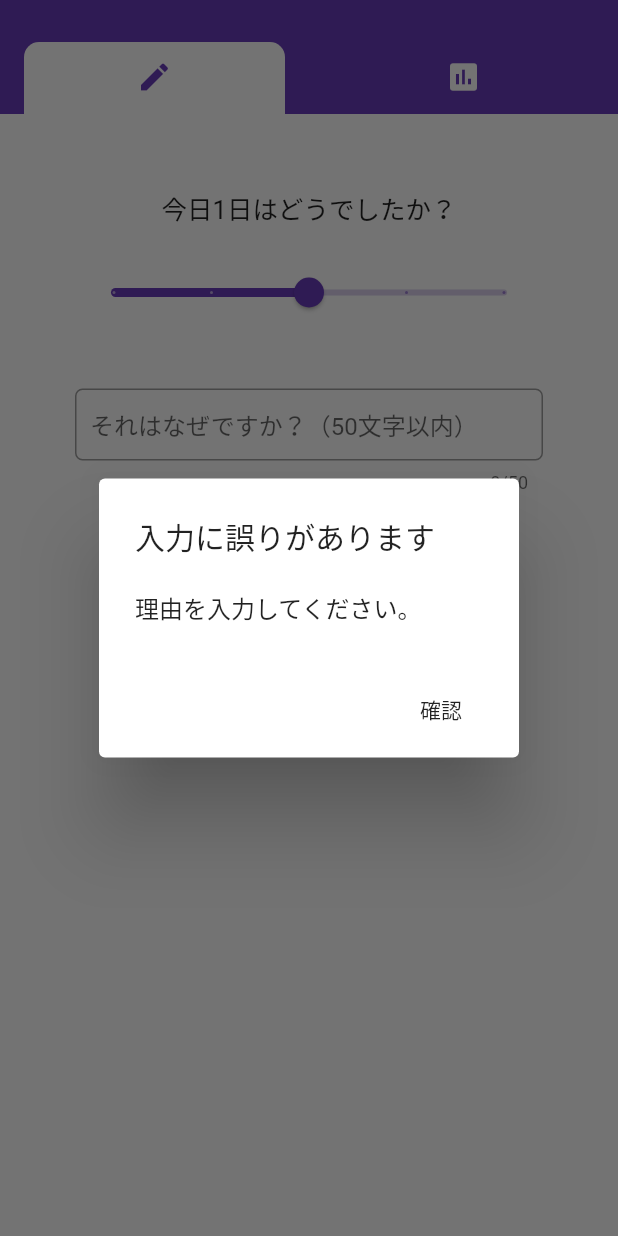
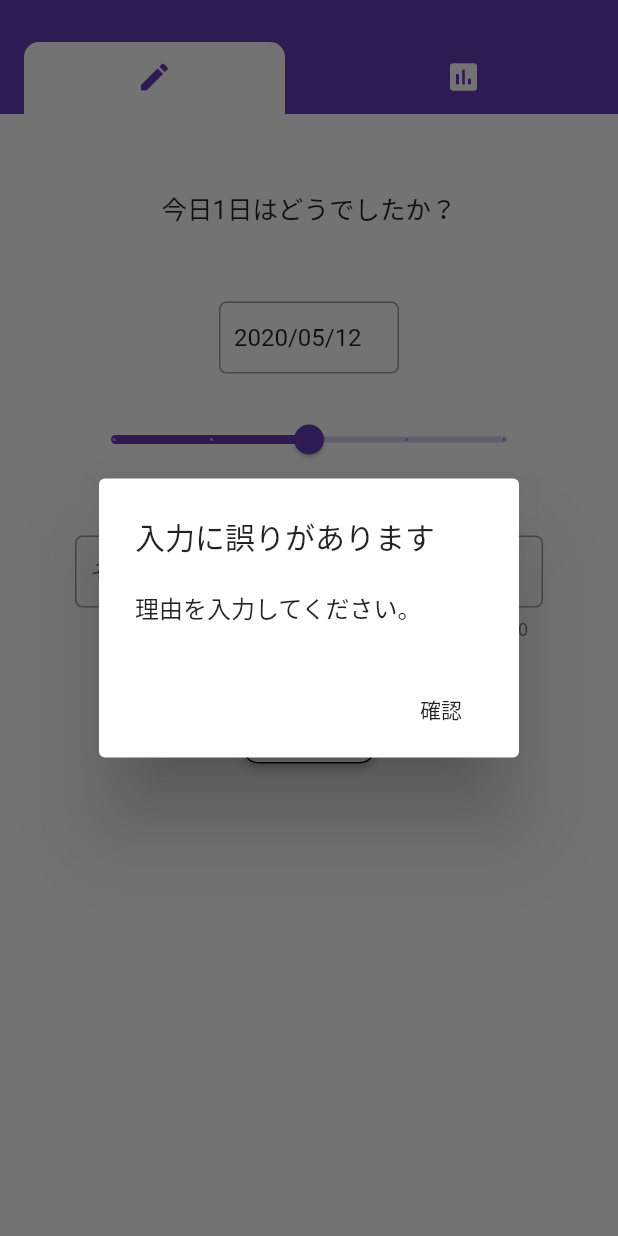
Before and after one commit to h-tko/kokolog, a Flutter app: the screen it shows after launch, after a tap on "登録", on a phone screen of 412 x 824 dp. Run offline on Flutter 3.47's test engine with Material 2 defaults, Android fonts, the phone set to English and light mode, and no system bars; our stand-ins replace charts_flutter, sqflite; accounts and stored records are empty.

Commit message:
日付選択可能に

```diff
--- /dev/null
+++ b/lib/extension/datetime_ext.dart
@@ -0,0 +1,8 @@
+import 'package:intl/intl.dart';
+
+extension DateTimeExt on DateTime {
+  String formattedString({String format: "yyyy/MM/dd"}) {
+    var formatter = DateFormat(format, "ja_JP");
+    return formatter.format(this);
+  }
+}
--- a/lib/main.dart
+++ b/lib/main.dart
@@ -1,6 +1,7 @@
 import 'package:flutter/material.dart';
 import 'package:kokolog/config/colors.dart';
 import 'package:kokolog/ui/home/home.dart';
+import 'package:intl/date_symbol_data_local.dart';
 
 void main() => runApp(KokologApp());
 
@@ -8,6 +9,8 @@ class KokologApp extends StatelessWidget {
   // This widget is the root of your application.
   @override
   Widget build(BuildContext context) {
+    initializeDateFormatting();
+
     return MaterialApp(
       home: Home(),
       title: 'ココログ',
--- a/lib/ui/home/tab_item/regist.dart
+++ b/lib/ui/home/tab_item/regist.dart
@@ -1,15 +1,21 @@
 import 'package:flutter/material.dart';
 import 'package:kokolog/config/colors.dart';
 import 'package:kokolog/model/kokoro_enum.dart';
+import 'package:kokolog/ui/components/date_picker.dart';
 import 'package:kokolog/view_model/regist_view_model.dart';
 import 'package:kokolog/ui/components/base_text.dart';
 import 'package:provider/provider.dart';
+import 'package:kokolog/extension/datetime_ext.dart';
+import 'package:intl/intl.dart';
 
-class Regist extends StatelessWidget {
+class Regist extends StatelessWidget implements DatePickerDelegate {
   var _kokoro = 0.0;
+  var _context;
+  final _dateController = TextEditingController();
 
   @override
   Widget build(BuildContext context) {
+    _context = context;
     _kokoro =
         Provider.of<RegistViewModel>(context).getKokoro().value.toDouble();
 
@@ -76,6 +82,41 @@ class Regist extends StatelessWidget {
               child: Center(
                 child: BaseText(
                   text: '今日1日はどうでしたか？',
+                ),
+              ),
+            ),
+            Padding(
+              padding: EdgeInsets.only(
+                top: 50.0,
+              ),
+              child: Center(
+                child: Container(
+                  width: 120.0,
+                  child: Theme(
+                    data: ThemeData(
+                      primaryColor: textFormPrimaryColor,
+                      primaryColorDark: textFormPrimaryColor,
+                    ),
+                    child: TextField(
+                      controller: _dateController
+                        ..text = Provider.of<RegistViewModel>(context)
+                            .getDate()
+                            .formattedString(),
+                      readOnly: true,
+                      decoration: InputDecoration(
+                        fillColor: textFormPrimaryColor,
+                        border: OutlineInputBorder(
+                          borderRadius: BorderRadius.circular(5.0),
+                        ),
+                        contentPadding: EdgeInsets.all(10.0),
+                      ),
+                      onTap: () => DatePicker(
+                              delegate: this,
+                              current: DateFormat('yyyy/MM/dd')
+                                  .parse(_dateController.text))
+                          .show(context),
+                    ),
+                  ),
                 ),
               ),
             ),
@@ -157,4 +198,9 @@ class Regist extends StatelessWidget {
       ),
     );
   }
+
+  @override
+  onSelected(DateTime newDateTime) {
+    Provider.of<RegistViewModel>(_context, listen: false).setDate(newDateTime);
+  }
 }
--- a/lib/view_model/regist_view_model.dart
+++ b/lib/view_model/regist_view_model.dart
@@ -6,6 +6,7 @@ import 'package:kokolog/repository/record_repository.dart';
 class RegistViewModel extends ChangeNotifier {
   var _kokoro = Kokoro.normal;
   var _reason = "";
+  var _date = DateTime.now();
   var _errors = <String, String>{};
 
   final RecordRepository repo;
@@ -13,6 +14,13 @@ class RegistViewModel extends ChangeNotifier {
   RegistViewModel(this.repo);
 
   String getReason() => _reason;
+
+  setDate(DateTime date) {
+    _date = date;
+    notifyListeners();
+  }
+
+  DateTime getDate() => _date;
 
   String errorsToString() {
     var result = "";
@@ -53,15 +61,12 @@ class RegistViewModel extends ChangeNotifier {
       return false;
     }
 
-    // 現在日付の取得
-    final now = DateTime.now();
-
     await repo.save(RecordModel(
       kokoro: _kokoro.value,
       reason: _reason,
-      year: now.year,
-      month: now.month,
-      day: now.day,
+      year: _date.year,
+      month: _date.month,
+      day: _date.day,
     ));
 
     return true;
```
Also changed, not shown: lib/ui/components/date_picker.dart (added, +97 -0 lines).
